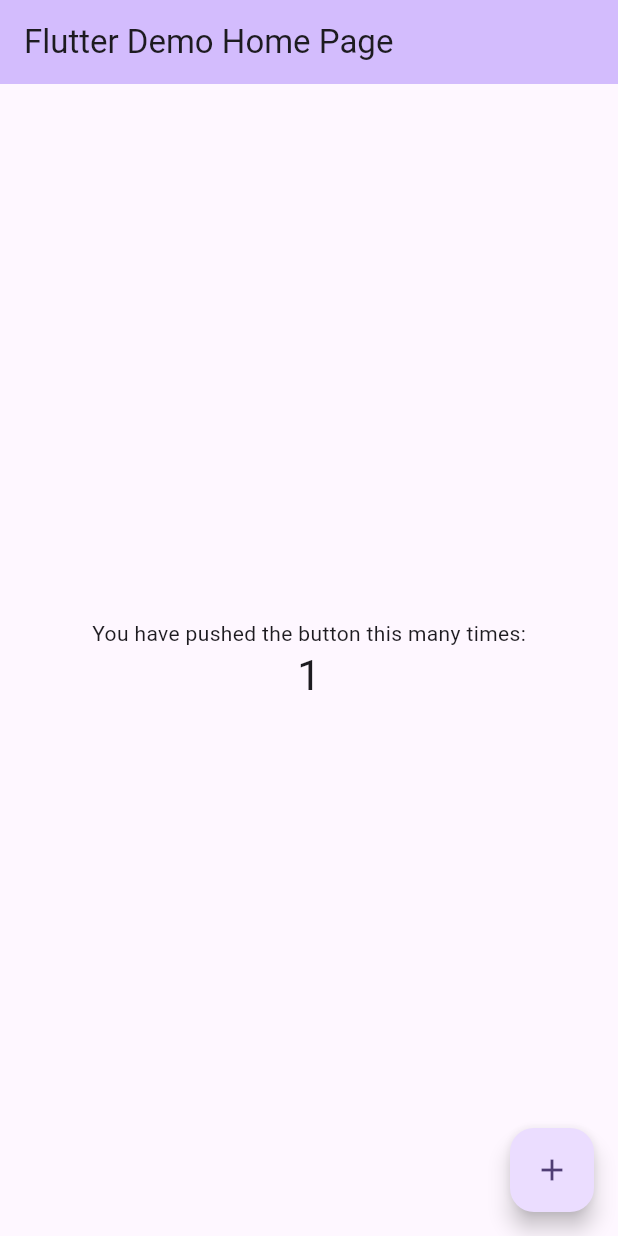
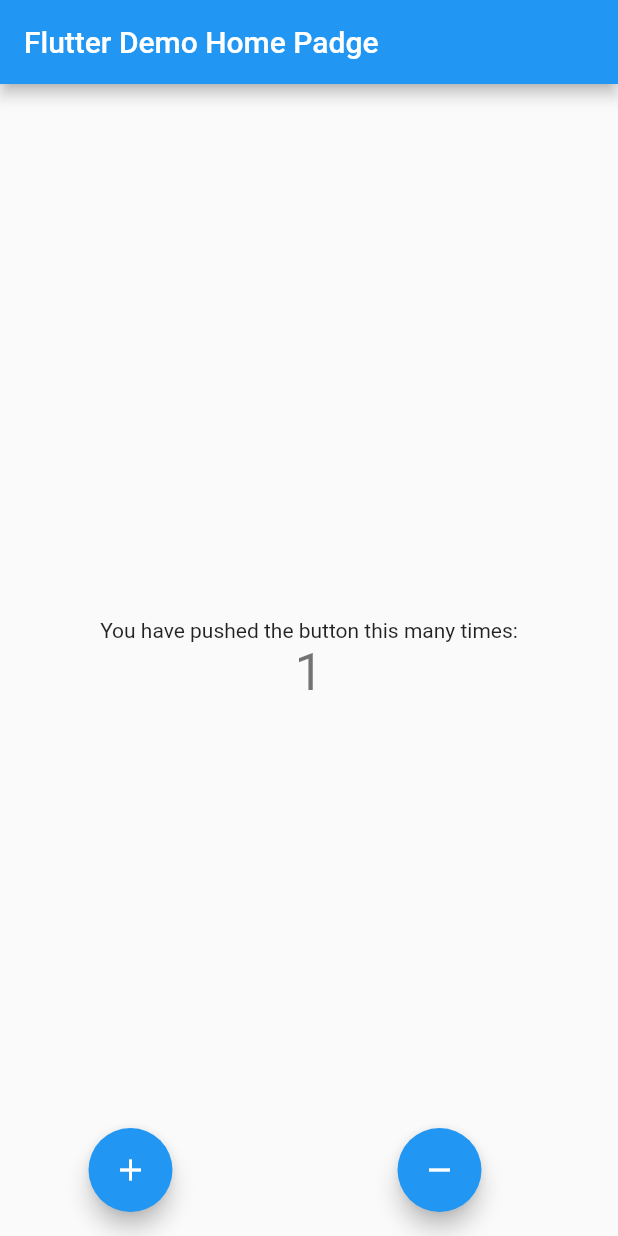
Before and after one commit to woong12/ulearning_app, a Flutter app: the screen it shows after launch, after a tap on the "add" icon, on a phone screen of 412 x 824 dp. Run offline on Flutter 3.47's test engine with Material 2 defaults, Android fonts, the phone set to English and light mode, and no system bars; our stand-ins replace flutter_bloc.

```diff
--- /dev/null
+++ b/lib/app_blocs.dart
@@ -0,0 +1,17 @@
+import 'package:flutter_bloc/flutter_bloc.dart';
+import 'package:ulearning_app/app_events.dart';
+import 'package:ulearning_app/app_states.dart';
+
+class AppBlocs extends Bloc<AppEvents, AppStates> {
+  AppBlocs() : super(InitStates()) {
+    on<Increment>((event, serve) {
+      serve(AppStates(counter: state.counter + 1));
+      print(state.counter);
+    });
+
+    on<Decrement>((event, ask) {
+      ask(AppStates(counter: state.counter - 1));
+      print(state.counter);
+    });
+  }
+}
--- /dev/null
+++ b/lib/app_events.dart
@@ -0,0 +1,5 @@
+class AppEvents {}
+
+class Increment extends AppEvents {}
+
+class Decrement extends AppEvents {}
--- /dev/null
+++ b/lib/app_states.dart
@@ -0,0 +1,9 @@
+class AppStates {
+  int counter;
+
+  AppStates({required this.counter});
+}
+
+class InitStates extends AppStates {
+  InitStates() : super(counter: 0);
+}
--- a/lib/main.dart
+++ b/lib/main.dart
@@ -1,4 +1,9 @@
 import 'package:flutter/material.dart';
+import 'package:flutter_bloc/flutter_bloc.dart';
+import 'package:ulearning_app/app_blocs.dart';
+import 'package:ulearning_app/app_events.dart';
+
+import 'app_states.dart';
 
 void main() {
   runApp(const MyApp());
@@ -7,119 +12,62 @@ void main() {
 class MyApp extends StatelessWidget {
   const MyApp({super.key});
 
-  // This widget is the root of your application.
   @override
   Widget build(BuildContext context) {
-    return MaterialApp(
-      title: 'Flutter Demo',
-      theme: ThemeData(
-        // This is the theme of your application.
-        //
-        // TRY THIS: Try running your application with "flutter run". You'll see
-        // the application has a blue toolbar. Then, without quitting the app,
-        // try changing the seedColor in the colorScheme below to Colors.green
-        // and then invoke "hot reload" (save your changes or press the "hot
-        // reload" button in a Flutter-supported IDE, or press "r" if you used
-        // the command line to start the app).
-        //
-        // Notice that the counter didn't reset back to zero; the application
-        // state is not lost during the reload. To reset the state, use hot
-        // restart instead.
-        //
-        // This works for code too, not just values: Most code changes can be
-        // tested with just a hot reload.
-        colorScheme: ColorScheme.fromSeed(seedColor: Colors.deepPurple),
-        useMaterial3: true,
+    return BlocProvider(
+      create: (context) => AppBlocs(),
+      child: const MaterialApp(
+        debugShowCheckedModeBanner: false,
+        home: MyHomePage(),
       ),
-      home: const MyHomePage(title: 'Flutter Demo Home Page'),
     );
   }
 }
 
-class MyHomePage extends StatefulWidget {
-  const MyHomePage({super.key, required this.title});
-
-  // This widget is the home page of your application. It is stateful, meaning
-  // that it has a State object (defined below) that contains fields that affect
-  // how it looks.
-
-  // This class is the configuration for the state. It holds the values (in this
-  // case the title) provided by the parent (in this case the App widget) and
-  // used by the build method of the State. Fields in a Widget subclass are
-  // always marked "final".
-
-  final String title;
-
-  @override
-  State<MyHomePage> createState() => _MyHomePageState();
-}
-
-class _MyHomePageState extends State<MyHomePage> {
-  int _counter = 0;
-
-  void _incrementCounter() {
-    setState(() {
-      // This call to setState tells the Flutter framework that something has
-      // changed in this State, which causes it to rerun the build method below
-      // so that the display can reflect the updated values. If we changed
-      // _counter without calling setState(), then the build method would not be
-      // called again, and so nothing would appear to happen.
-      _counter++;
-    });
-  }
+class MyHomePage extends StatelessWidget {
+  const MyHomePage({super.key});
 
   @override
   Widget build(BuildContext context) {
-    // This method is rerun every time setState is called, for instance as done
-    // by the _incrementCounter method above.
-    //
-    // The Flutter framework has been optimized to make rerunning build methods
-    // fast, so that you can just rebuild anything that needs updating rather
-    // than having to individually change instances of widgets.
     return Scaffold(
       appBar: AppBar(
-        // TRY THIS: Try changing the color here to a specific color (to
-        // Colors.amber, perhaps?) and trigger a hot reload to see the AppBar
-        // change color while the other colors stay the same.
-        backgroundColor: Theme.of(context).colorScheme.inversePrimary,
-        // Here we take the value from the MyHomePage object that was created by
-        // the App.build method, and use it to set our appbar title.
-        title: Text(widget.title),
+        title: const Text("Flutter Demo Home Padge"),
       ),
       body: Center(
-        // Center is a layout widget. It takes a single child and positions it
-        // in the middle of the parent.
-        child: Column(
-          // Column is also a layout widget. It takes a list of children and
-          // arranges them vertically. By default, it sizes itself to fit its
-          // children horizontally, and tries to be as tall as its parent.
-          //
-          // Column has various properties to control how it sizes itself and
-          // how it positions its children. Here we use mainAxisAlignment to
-          // center the children vertically; the main axis here is the vertical
-          // axis because Columns are vertical (the cross axis would be
-          // horizontal).
-          //
-          // TRY THIS: Invoke "debug painting" (choose the "Toggle Debug Paint"
-          // action in the IDE, or press "p" in the console), to see the
-          // wireframe for each widget.
+        child: BlocBuilder<AppBlocs, AppStates>(
+          builder: (context, state) {
+            return Column(
               mainAxisAlignment: MainAxisAlignment.center,
               children: <Widget>[
                 const Text(
                   'You have pushed the button this many times:',
                 ),
                 Text(
-              '$_counter',
+                  "${BlocProvider.of<AppBlocs>(context).state.counter}",
                   style: Theme.of(context).textTheme.headlineMedium,
                 ),
               ],
+            );
+          },
         ),
       ),
-      floatingActionButton: FloatingActionButton(
-        onPressed: _incrementCounter,
+      floatingActionButton: Row(
+        mainAxisAlignment: MainAxisAlignment.spaceAround,
+        children: [
+          FloatingActionButton(
+            onPressed: () =>
+                BlocProvider.of<AppBlocs>(context).add(Increment()),
             tooltip: 'Increment',
             child: const Icon(Icons.add),
-      ), // This trailing comma makes auto-formatting nicer for build methods.
+          ),
+          FloatingActionButton(
+            onPressed: () =>
+                BlocProvider.of<AppBlocs>(context).add(Decrement()),
+            tooltip: 'Decrement',
+            child: const Icon(Icons.remove),
+          ),
+        ],
+      ),
     );
   }
 }
--- a/pubspec.yaml
+++ b/pubspec.yaml
@@ -35,6 +35,7 @@ dependencies:
   # The following adds the Cupertino Icons font to your application.
   # Use with the CupertinoIcons class for iOS style icons.
   cupertino_icons: ^1.0.2
+  flutter_bloc: ^8.1.3
 
 dev_dependencies:
   flutter_test:
```
Also changed, not shown: pubspec.lock. Lines whose indentation alone changed are shown as unchanged.
